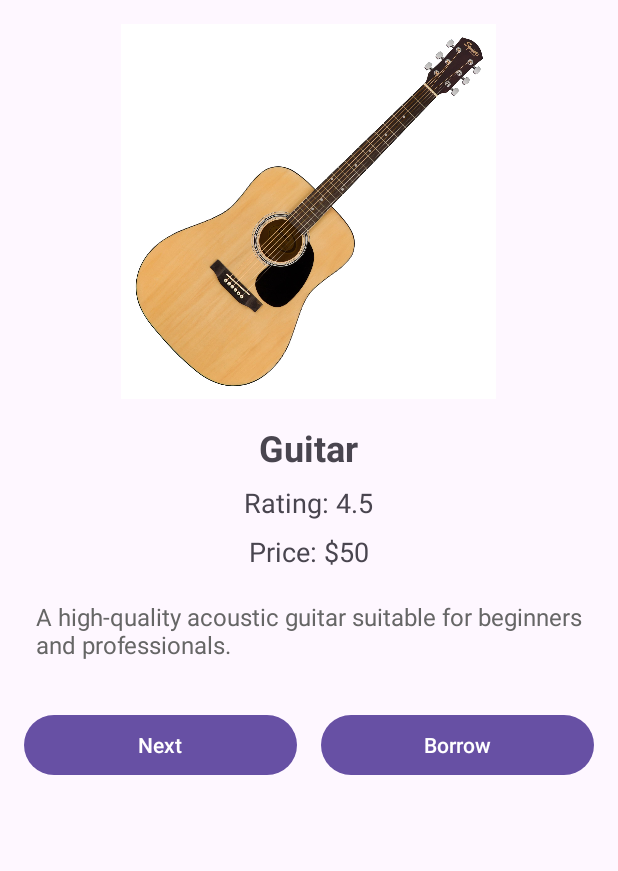
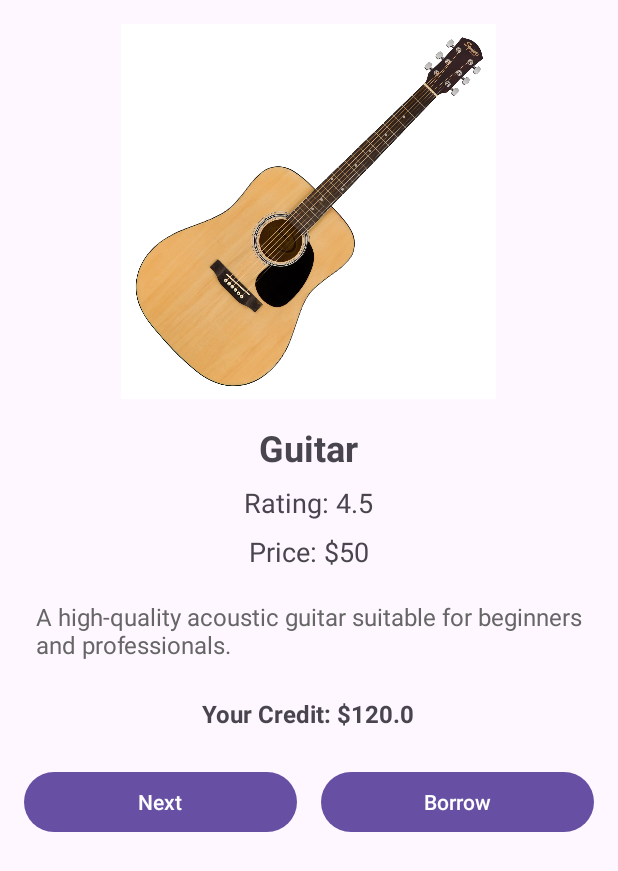
Before and after one commit to hreezumaharjan/Assignment03-104104359, an Android app: the screen it shows after launch (MainActivity), on a phone screen of 412 x 824 dp. Shown: the top 871 px of the screen. Run offline under Robolectric (Android 15) with nearby library versions, the phone set to English and light mode, and no system bars.

Commit message:
first commit

```diff
--- a/app/src/main/java/au/edu/swin/sdmd/w06_myfirstintent/MainActivity.kt
+++ b/app/src/main/java/au/edu/swin/sdmd/w06_myfirstintent/MainActivity.kt
@@ -11,30 +11,42 @@ import androidx.appcompat.app.AppCompatActivity
 
 class MainActivity : AppCompatActivity() {
 
+    // List of rental items available for borrowing
     private lateinit var rentalItems: List<RentalItem>
-    private var currentIndex = 0
+    private var currentIndex = 0 // Tracks the currently displayed rental item
 
-    // SharedPreferences keys
+    // SharedPreferences keys for storing user data
     private val PREFS_NAME = "RentalAppPrefs"
-    private val CREDIT_KEY = "user_credit"
-    private val BORROWED_ITEMS_KEY = "borrowed_items"
-    private val TAG = "MainActivity"
+    private val CREDIT_KEY = "user_credit" // Key to store user's credit balance
+    private val BORROWED_ITEMS_KEY = "borrowed_items" // Key to store names of borrowed items
+    private val TAG = "MainActivity" // Tag for logging purposes
 
+    // Reference to SharedPreferences for persistent storage
     private lateinit var sharedPreferences: SharedPreferences
+
+    // UI Elements: TextViews, ImageView, and Buttons
+    private lateinit var userCreditMainTextView: TextView
+    private lateinit var imageView: ImageView
+    private lateinit var nameTextView: TextView
+    private lateinit var ratingTextView: TextView
+    private lateinit var priceTextView: TextView
+    private lateinit var descriptionTextView: TextView
+    private lateinit var nextButton: Button
+    private lateinit var borrowButton: Button
 
     override fun onCreate(savedInstanceState: Bundle?) {
         super.onCreate(savedInstanceState)
-        setContentView(R.layout.activity_main)
+        setContentView(R.layout.activity_main) // Sets the layout for this activity
 
-        // Initialize SharedPreferences
+        // Initialize SharedPreferences for storing and retrieving user data
         sharedPreferences = getSharedPreferences(PREFS_NAME, MODE_PRIVATE)
 
-        // Reset data only if the activity is created fresh (not recreated)
+        // Reset user data only if the activity is created for the first time
         if (savedInstanceState == null) {
             resetData()
         }
 
-        // Initialize rental items
+        // Initialize the list of rental items with predefined data
         rentalItems = listOf(
             RentalItem(
                 name = "Guitar",
@@ -62,59 +74,90 @@ class MainActivity : AppCompatActivity() {
             )
         )
 
-        val imageView: ImageView = findViewById(R.id.itemImage)
-        val nameTextView: TextView = findViewById(R.id.itemName)
-        val ratingTextView: TextView = findViewById(R.id.itemRating)
-        val priceTextView: TextView = findViewById(R.id.itemPrice)
-        val descriptionTextView: TextView = findViewById(R.id.itemDescription)
-        val nextButton: Button = findViewById(R.id.nextButton)
-        val borrowButton: Button = findViewById(R.id.borrowButton)
+        // Initialize UI components by linking them with their corresponding views in the layout
+        imageView = findViewById(R.id.itemImage)
+        nameTextView = findViewById(R.id.itemName)
+        ratingTextView = findViewById(R.id.itemRating)
+        priceTextView = findViewById(R.id.itemPrice)
+        descriptionTextView = findViewById(R.id.itemDescription)
+        nextButton = findViewById(R.id.nextButton)
+        borrowButton = findViewById(R.id.borrowButton)
+        userCreditMainTextView = findViewById(R.id.userCreditMainTextView)
 
-        fun updateUI() {
-            val item = rentalItems[currentIndex]
-            nameTextView.text = item.name
-            ratingTextView.text = "Rating: ${item.rating}"
-            priceTextView.text = "Price: ${item.pricePerMonth}"
-            descriptionTextView.text = item.description
-            imageView.setImageResource(item.imageResId)
+        // Update the UI to display the first rental item
+        updateUI()
 
-            // Check if the item is borrowed
-            val borrowedItems = sharedPreferences.getStringSet(BORROWED_ITEMS_KEY, mutableSetOf())
-            val isBorrowed = borrowedItems?.contains(item.name) ?: false
-
-            if (isBorrowed) {
-                borrowButton.text = "Borrowed"
-                borrowButton.isEnabled = false
-            } else {
-                borrowButton.text = "Borrow"
-                borrowButton.isEnabled = true
-            }
-
-            Log.d(TAG, "Updated UI for item: ${item.name}, Borrowed: $isBorrowed")
+        // Set up listener for the "Next" button to cycle through rental items
+        nextButton.setOnClickListener {
+            // Increment the current index and wrap around if it exceeds the list size
+            currentIndex = (currentIndex + 1) % rentalItems.size
+            Log.d(TAG, "Current index updated to: $currentIndex")
+            updateUI() // Refresh the UI with the new rental item
         }
 
-        updateUI()
-
-        nextButton.setOnClickListener {
-            currentIndex = (currentIndex + 1) % rentalItems.size
-            Log.d(TAG, "Current index updated to: $currentIndex")
-            updateUI()
-        }
-
+        // Set up listener for the "Borrow" button to initiate borrowing process
         borrowButton.setOnClickListener {
+            // Create an Intent to navigate to DetailActivity, passing the selected rental item
             val intent = Intent(this, DetailActivity::class.java).apply {
                 putExtra("rentalItem", rentalItems[currentIndex])
             }
             Log.d(TAG, "Borrow button clicked for item: ${rentalItems[currentIndex].name}")
-            startActivity(intent)
+            startActivity(intent) // Start DetailActivity
         }
     }
 
+    override fun onResume() {
+        super.onResume()
+        displayUserCredit() // Update the displayed user credit when the activity resumes
+        updateUI() // Refresh the UI in case any changes occurred
+    }
+
+    /**
+     * Updates the UI elements to display information about the current rental item.
+     * Also checks if the item has already been borrowed and updates the borrow button accordingly.
+     */
+    private fun updateUI() {
+        val item = rentalItems[currentIndex] // Get the current rental item
+        nameTextView.text = item.name
+        ratingTextView.text = "Rating: ${item.rating}"
+        priceTextView.text = "Price: ${item.pricePerMonth}"
+        descriptionTextView.text = item.description
+        imageView.setImageResource(item.imageResId) // Set the image for the rental item
+
+        // Retrieve the set of borrowed items from SharedPreferences
+        val borrowedItems = sharedPreferences.getStringSet(BORROWED_ITEMS_KEY, mutableSetOf())
+        // Check if the current item is already borrowed
+        val isBorrowed = borrowedItems?.contains(item.name) ?: false
+
+        if (isBorrowed) {
+            borrowButton.text = "Borrowed" // Update button text to indicate it's already borrowed
+            borrowButton.isEnabled = false // Disable the button to prevent re-borrowing
+        } else {
+            borrowButton.text = "Borrow" // Set button text to "Borrow"
+            borrowButton.isEnabled = true // Enable the button to allow borrowing
+        }
+
+        Log.d(TAG, "Updated UI for item: ${item.name}, Borrowed: $isBorrowed")
+    }
+
+    /**
+     * Displays the user's current credit balance on the main screen.
+     */
+    private fun displayUserCredit() {
+        val currentCredit = sharedPreferences.getFloat(CREDIT_KEY, 120f) // Retrieve credit, default is $120
+        userCreditMainTextView.text = "Your Credit: $$currentCredit"
+        Log.d(TAG, "Displayed user credit: $$currentCredit")
+    }
+
+    /**
+     * Resets user data by setting the credit to $120 and clearing any borrowed items.
+     * This method is called only when the activity is created fresh (not recreated).
+     */
     private fun resetData() {
         // Reset user credit to $120
-        sharedPreferences.edit().putFloat("user_credit", 120f).apply()
-        // Clear borrowed items
-        sharedPreferences.edit().putStringSet("borrowed_items", mutableSetOf<String>()).apply()
-        Log.d(TAG, "Data reset: User credit set to $120, borrowed items cleared.")
+        sharedPreferences.edit().putFloat(CREDIT_KEY, 120f).apply()
+        // Clear the set of borrowed items
+        sharedPreferences.edit().putStringSet(BORROWED_ITEMS_KEY, mutableSetOf<String>()).apply()
+        Log.d(TAG, "Data reset: User credit set to \$120, borrowed items cleared.")
     }
 }
--- a/app/src/main/res/layout/activity_main.xml
+++ b/app/src/main/res/layout/activity_main.xml
@@ -59,6 +59,16 @@
             android:textSize="16sp"
             android:textColor="#666666" />
 
+        <!-- TextView for Displaying User Credit -->
+        <TextView
+            android:id="@+id/userCreditMainTextView"
+            android:layout_width="wrap_content"
+            android:layout_height="wrap_content"
+            android:layout_marginTop="16dp"
+            android:text="Your Credit: $120"
+            android:textSize="16sp"
+            android:textStyle="bold" />
+
         <!-- Horizontal Layout for Buttons -->
         <LinearLayout
             android:layout_width="match_parent"
```
Also changed, not shown: app/src/main/java/au/edu/swin/sdmd/w06_myfirstintent/DetailActivity.kt (+80 -33 lines), app/src/main/java/RentalItem.kt (line endings or trailing spaces), app/src/main/res/layout/activity_detail.xml (line endings or trailing spaces).
